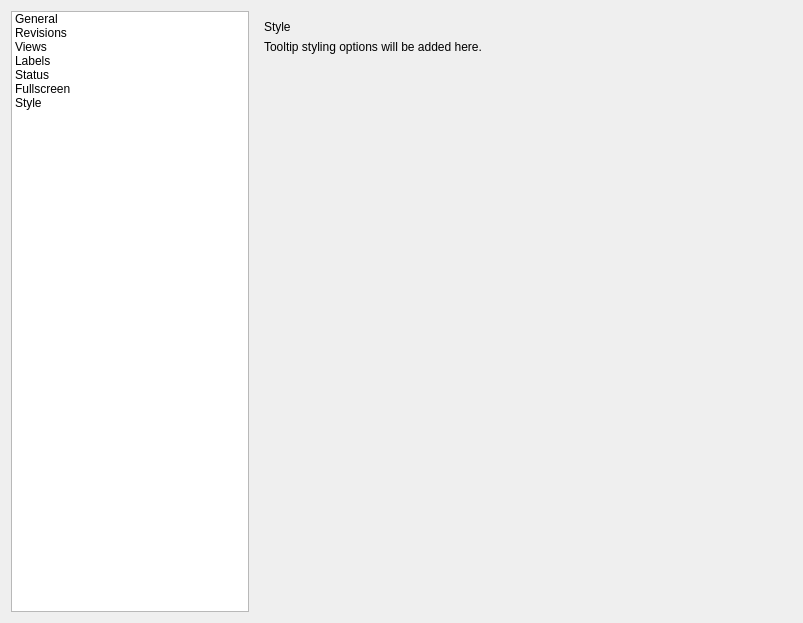
Old version of the form manuskript/ui/settings_ui.ui in the repository MustardBell/manuskript.
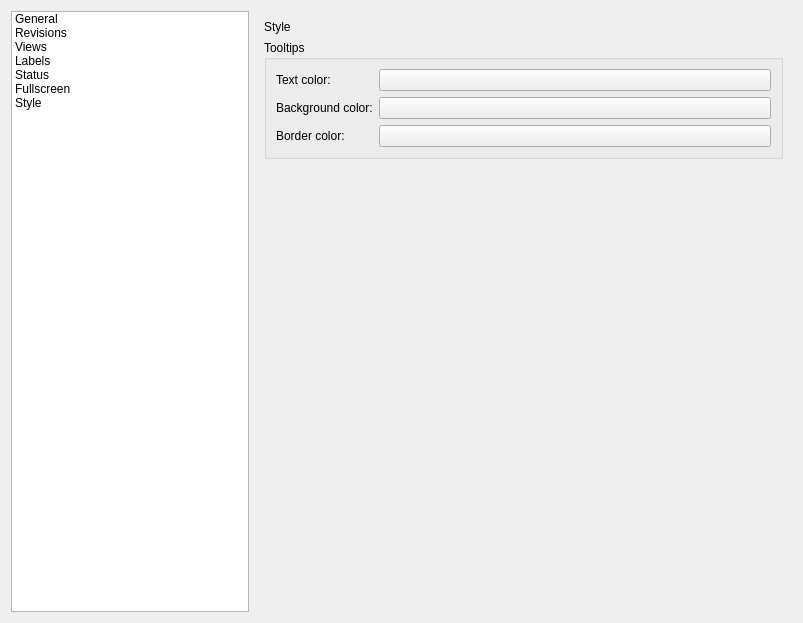
New version of the form. The open tabs and pages were chosen to show the change. Icons and pictures are not drawn.

Commit message:
Implement configurable tooltip styling
Replace hardcoded Linux tooltip fix with user-configurable tooltip colors in Style settings. Users can now customize text color, background color, and border color.

Diff of the .ui file:
```diff
--- a/manuskript/ui/settings_ui.ui
+++ b/manuskript/ui/settings_ui.ui
@@ -3760,10 +3760,54 @@
         </widget>
        </item>
        <item>
-        <widget class="QLabel" name="lblStylePlaceholder">
-         <property name="text">
-          <string>Tooltip styling options will be added here.</string>
+        <widget class="QGroupBox" name="groupBoxTooltips">
+         <property name="title">
+          <string>Tooltips</string>
          </property>
+         <layout class="QFormLayout" name="formLayout_tooltips">
+          <item row="0" column="0">
+           <widget class="QLabel" name="lblTooltipTextColor">
+            <property name="text">
+             <string>Text color:</string>
+            </property>
+           </widget>
+          </item>
+          <item row="0" column="1">
+           <widget class="QPushButton" name="btnTooltipTextColor">
+            <property name="text">
+             <string/>
+            </property>
+           </widget>
+          </item>
+          <item row="1" column="0">
+           <widget class="QLabel" name="lblTooltipBackgroundColor">
+            <property name="text">
+             <string>Background color:</string>
+            </property>
+           </widget>
+          </item>
+          <item row="1" column="1">
+           <widget class="QPushButton" name="btnTooltipBackgroundColor">
+            <property name="text">
+             <string/>
+            </property>
+           </widget>
+          </item>
+          <item row="2" column="0">
+           <widget class="QLabel" name="lblTooltipBorderColor">
+            <property name="text">
+             <string>Border color:</string>
+            </property>
+           </widget>
+          </item>
+          <item row="2" column="1">
+           <widget class="QPushButton" name="btnTooltipBorderColor">
+            <property name="text">
+             <string/>
+            </property>
+           </widget>
+          </item>
+         </layout>
         </widget>
        </item>
        <item>
```
The commit also changes 4 other files.
